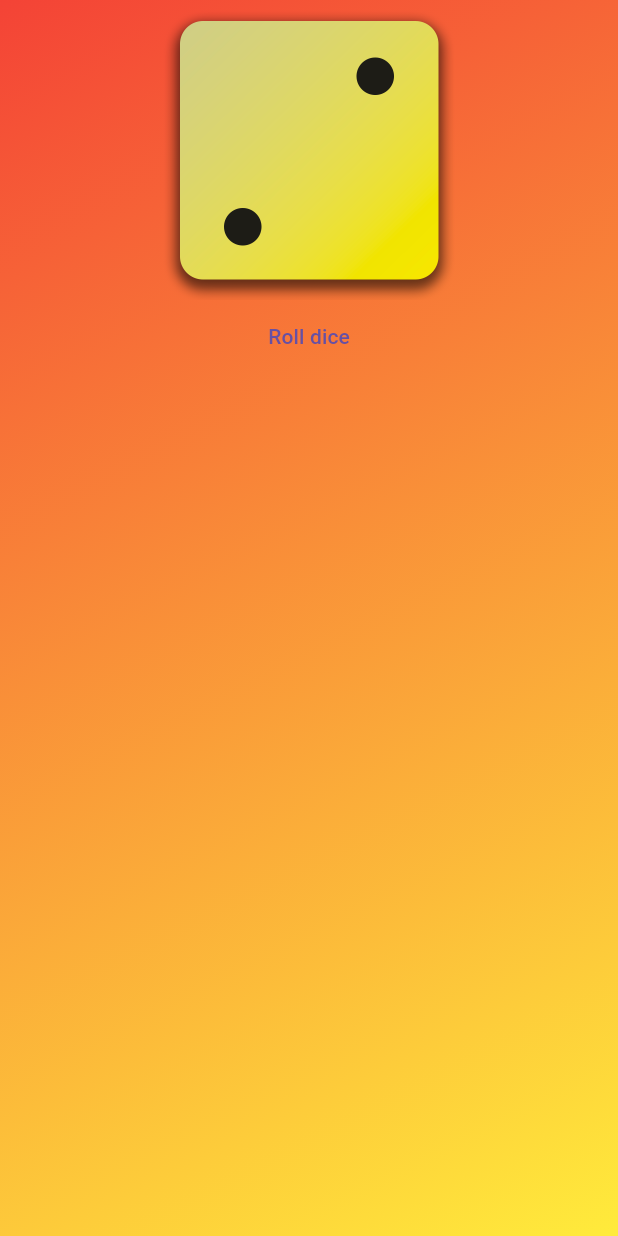
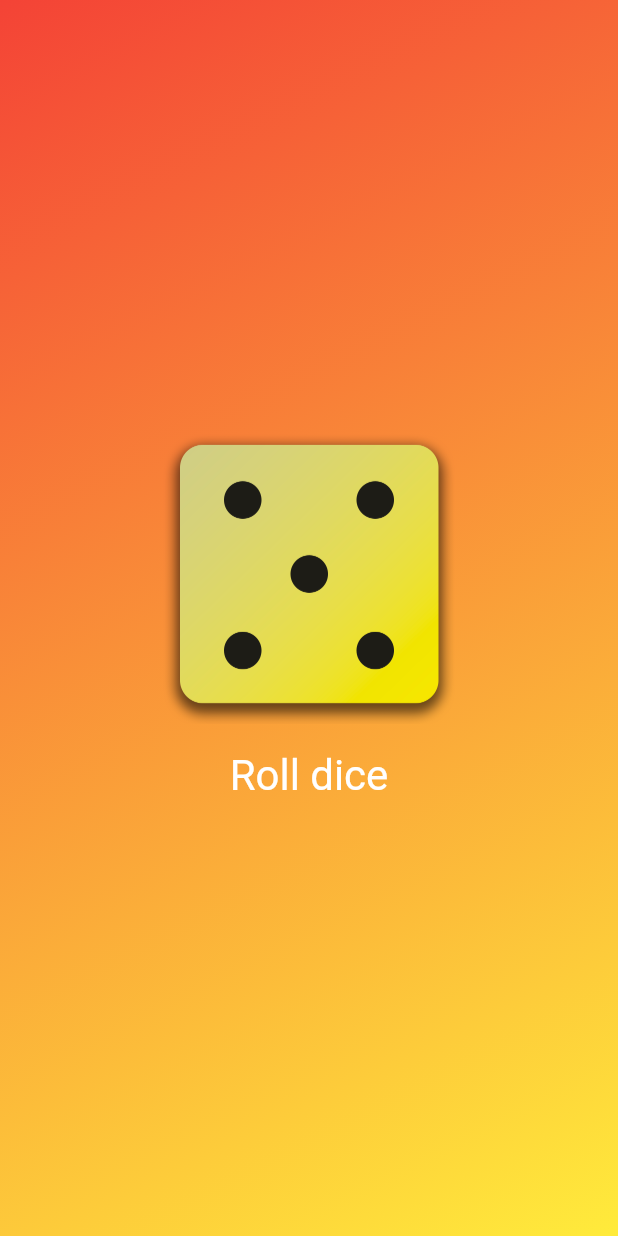
Before and after one commit to ashokstha61/Dice_roll, a Flutter app: the screen it shows after launch, after a tap on "Roll dice", on a phone screen of 412 x 824 dp. Run offline on Flutter 3.47's test engine with Material 3 defaults, Android fonts, the phone set to English and light mode, and no system bars.

Commit message:
roller dice

```diff
--- /dev/null
+++ b/lib/dice_roller.dart
@@ -0,0 +1,48 @@
+import 'dart:math';
+
+import 'package:flutter/material.dart';
+
+class DiceRoller extends StatefulWidget {
+  const DiceRoller({super.key});
+
+  @override
+  State<DiceRoller> createState() => _DiceRollerState();
+}
+
+class _DiceRollerState extends State<DiceRoller> {
+  var currentDice = 1;
+  void rollDice() {
+    setState(() {
+      currentDice = Random().nextInt(6) + 1;
+    });
+  }
+
+  @override
+  Widget build(BuildContext context) {
+    return Column(
+      mainAxisSize: MainAxisSize.min,
+      children: [
+        Image.asset(
+          'assets/images/dice-$currentDice.png',
+          width: 200,
+        ),
+        SizedBox(
+          height: 10,
+        ),
+        TextButton(
+          onPressed: rollDice,
+          style: TextButton.styleFrom(
+            // padding: EdgeInsets.only(
+            //   top: 20,
+            // ),
+            foregroundColor: Colors.white,
+            textStyle: TextStyle(
+              fontSize: 28,
+            ),
+          ),
+          child: Text('Roll dice'),
+        ),
+      ],
+    );
+  }
+}
--- a/lib/roll.dart
+++ b/lib/roll.dart
@@ -1,4 +1,5 @@
 import 'package:dice_app/custom%20file/style_text.dart';
+import 'package:dice_app/dice_roller.dart';
 import 'package:flutter/material.dart';
 
 const startAlignment = Alignment.topLeft;
@@ -10,8 +11,11 @@ class MyApp extends StatelessWidget {
   const MyApp.helmet({super.key})
       : color1 = Colors.red,
         color2 = Colors.yellow;
+
   final Color color1;
   final Color color2;
+
+  void rollDice() {}
 
   @override
   Widget build(context) {
@@ -26,19 +30,8 @@ class MyApp extends StatelessWidget {
           end: endAlignment,
         ),
       ),
-      child: Column(
-        children: [
-          Center(
-            child: Image.asset(
-              'assets/images/dice-2.png',
-              width: 200,
-            ),
-          ),
-          TextButton(
-            onPressed: (){},
-            child: Text('Roll dice'),
-          ),
-        ],
+      child: Center(
+        child: DiceRoller(),
       ),
     );
   }
```
